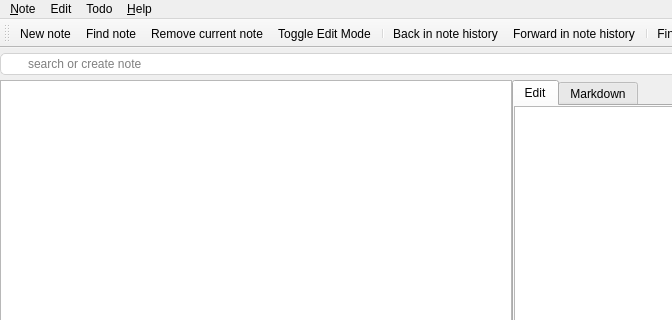
This is src/mainwindow.ui in pbek/QOwnNotes as Qt 5 draws it before an edit; both pictures show x 0 to 672 and y 0 to 320 of the 1024 by 768 pixel window. The edited form follows.
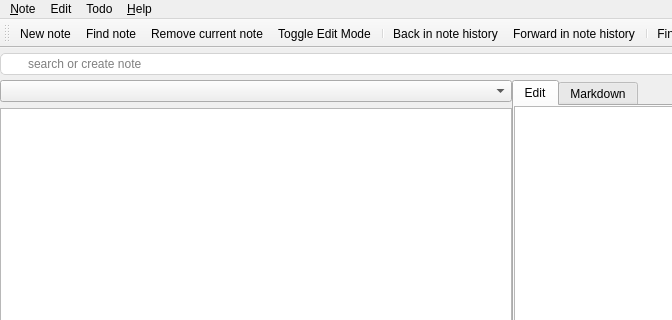
This is the edited form. Icons and pictures are not drawn. Custom widgets are drawn as their Qt base class.

Commit message: implemented jumping to all visited note folders with a select box above the notes list (optional)

Patch:
```diff
--- a/src/mainwindow.ui
+++ b/src/mainwindow.ui
@@ -76,7 +76,7 @@
         </property>
        </widget>
       </item>
-      <item row="1" column="1">
+      <item row="3" column="1">
        <widget class="QTabWidget" name="noteTabWidget">
         <property name="currentIndex">
          <number>0</number>
@@ -176,7 +176,25 @@
         </widget>
        </widget>
       </item>
-      <item row="1" column="0">
+      <item row="3" column="0">
+       <widget class="QFrame" name="notesListFrame">
+        <layout class="QVBoxLayout" name="notesListLayout">
+         <property name="leftMargin">
+          <number>0</number>
+         </property>
+         <property name="topMargin">
+          <number>0</number>
+         </property>
+         <property name="rightMargin">
+          <number>0</number>
+         </property>
+         <property name="bottomMargin">
+          <number>0</number>
+         </property>
+         <item>
+          <widget class="QComboBox" name="recentNoteFolderComboBox"/>
+         </item>
+         <item>
        <widget class="QListWidget" name="notesListWidget">
         <property name="contextMenuPolicy">
          <enum>Qt::CustomContextMenu</enum>
@@ -190,6 +208,9 @@
         <property name="selectionMode">
          <enum>QAbstractItemView::ExtendedSelection</enum>
         </property>
+          </widget>
+         </item>
+        </layout>
        </widget>
       </item>
      </layout>
```
Lines whose indentation alone changed are shown as unchanged. The commit also changes 5 other files.
